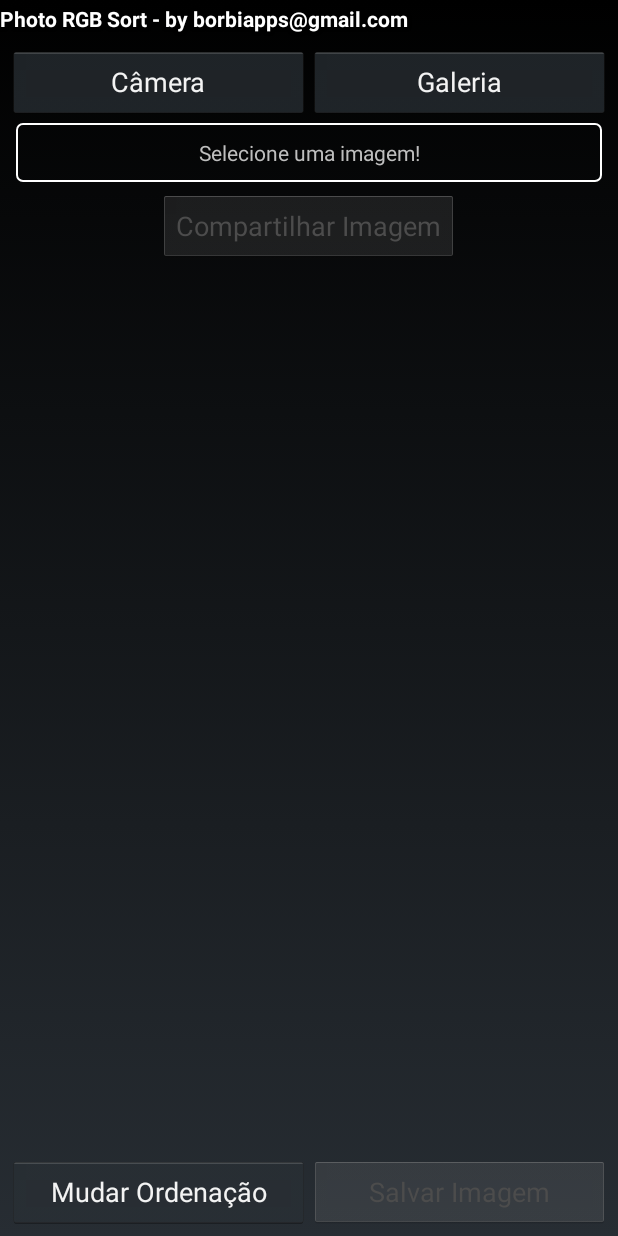
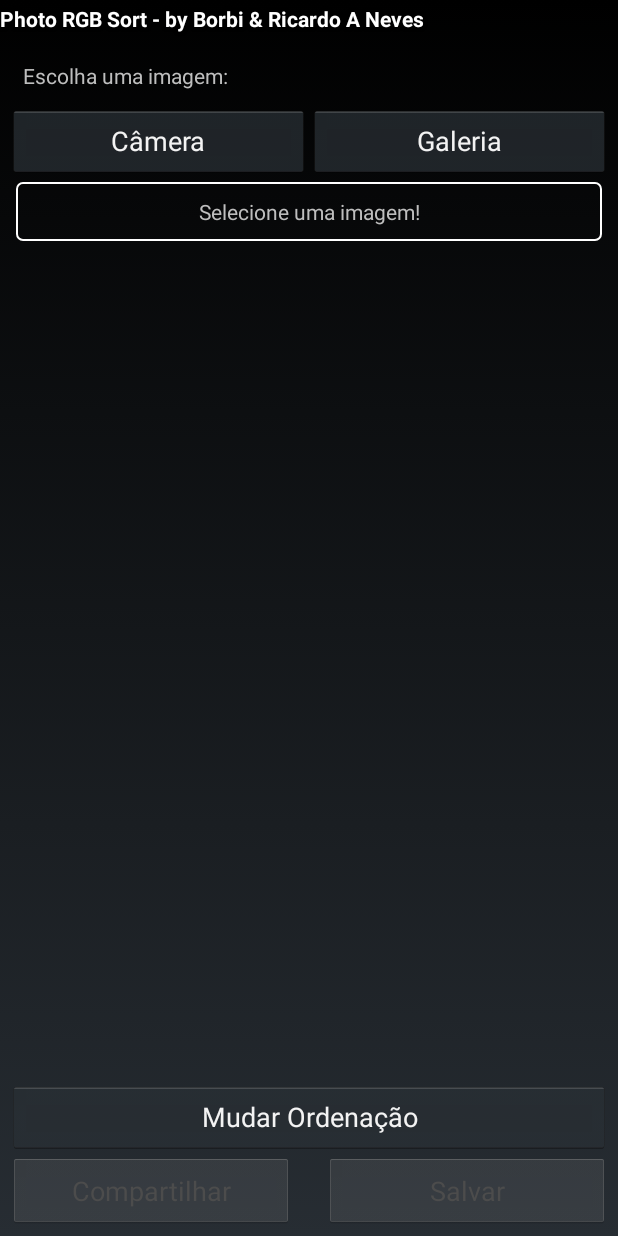
Before and after one commit to itamarborges/photoGenerator, an Android app: the screen it shows after launch (MainActivity), on a phone screen of 412 x 824 dp. Run offline under Robolectric (Android 15) with nearby library versions, the phone set to English and light mode, and no system bars; 1 statement that could not run was skipped.

Commit message:
Better layout

```diff
--- a/app/src/main/java/borbi/br/photorgbsort/fragments/PhotoFragment.java
+++ b/app/src/main/java/borbi/br/photorgbsort/fragments/PhotoFragment.java
@@ -48,7 +48,6 @@ public class PhotoFragment extends Fragment implements View.OnClickListener, Act
     private Intent mIntentCamera;
     private Intent mPhotoPickerIntent;
     private ImageView mPhotoImageView;
-    private Button mShareImage;
 
     private MainActivity mMainActivity;
 
@@ -88,30 +87,7 @@ public class PhotoFragment extends Fragment implements View.OnClickListener, Act
         galleryButton.setOnClickListener(this);
 
         mPhotoImageView = rootView.findViewById(R.id.photoImageView);
-        mShareImage = rootView.findViewById(R.id.shareBtn);
 
-        mShareImage.setOnClickListener(new View.OnClickListener() {
-            @Override
-            public void onClick(View view) {
-                Bitmap bitmap = mMainActivity.mArrayBitmaps.get(mMainActivity.mCurrentOrder);
-                try {
-                    String timeStamp = new SimpleDateFormat("yyyyMMdd_HHmmss").format(new Date());
-                    File file = new File(mContext.getExternalCacheDir(),timeStamp +"image_photo_generator.png");
-                    FileOutputStream fOut = new FileOutputStream(file);
-                    bitmap.compress(Bitmap.CompressFormat.PNG, 100, fOut);
-                    fOut.flush();
-                    fOut.close();
-                    file.setReadable(true, false);
-                    final Intent intent = new Intent(android.content.Intent.ACTION_SEND);
-                    intent.setFlags(Intent.FLAG_ACTIVITY_NEW_TASK);
-                    intent.putExtra(Intent.EXTRA_STREAM, Uri.fromFile(file));
-                    intent.setType("image/png");
-                    startActivity(Intent.createChooser(intent, "Share image via"));
-                } catch (Exception e) {
-                    e.printStackTrace();
-                }
-            }
-        });
 
         return rootView;
     }
--- a/app/src/main/res/layout/activity_main.xml
+++ b/app/src/main/res/layout/activity_main.xml
@@ -15,28 +15,43 @@
         android:layout_width="match_parent"
         android:layout_height="wrap_content"
         android:layout_alignParentBottom="true"
+        android:orientation="vertical"
 
         android:id="@+id/btnLayout">
 
         <Button
-            android:layout_width="0dp"
+            android:layout_width="match_parent"
             android:layout_weight="1"
-            android:layout_height="match_parent"
-            android:text="Mudar Ordenação"
+            android:layout_height="0dp"
+            android:text="@string/change_sort_order"
             android:layout_gravity="bottom"
             android:id="@+id/btnChangeOrder"
             />
 
-
+    <LinearLayout
+        android:layout_width="match_parent"
+        android:layout_height="wrap_content"
+        android:orientation="horizontal">
         <Button
             android:layout_width="0dp"
             android:layout_weight="1"
-            android:layout_height="match_parent"
-            android:text="Salvar Imagem"
+            android:layout_height="50dp"
+            android:text="@string/share"
+            android:layout_gravity="bottom"
+            android:id="@+id/btnShareImage"
+            android:layout_marginEnd="10dp"
+            />
+
+        <Button
+            android:layout_marginStart="10dp"
+            android:layout_width="0dp"
+            android:layout_weight="1"
+            android:layout_height="50dp"
+            android:text="@string/save"
             android:layout_gravity="bottom"
             android:id="@+id/btnSaveImage"
             />
-
+    </LinearLayout>
     </LinearLayout>
 
     <fragment
--- a/app/src/main/res/layout/fragment_photo.xml
+++ b/app/src/main/res/layout/fragment_photo.xml
@@ -8,23 +8,43 @@
     <LinearLayout
         android:layout_width="match_parent"
         android:layout_height="wrap_content"
-        android:orientation="horizontal">
-    <Button
-        android:layout_width="0dp"
-        android:layout_weight="1"
-        android:layout_height="wrap_content"
-        android:text="@string/camera"
-        android:id="@+id/cameraButton"
-        android:layout_gravity="left|top"
-        />
+          android:orientation="vertical">
 
-    <Button
-        android:layout_width="0dp"
-        android:layout_weight="1"
-        android:layout_height="wrap_content"
-        android:text="@string/gallery"
-        android:id="@+id/galleryButton" />
+        <TextView
+            android:layout_width="match_parent"
+            android:layout_height="wrap_content"
+            android:layout_alignParentTop="true"
+            android:id="@+id/txtSourceImage"
+            android:layout_margin="10dp"
+            android:text="@string/choose_image" />
+        <LinearLayout
+            android:layout_width="match_parent"
+            android:layout_height="wrap_content"
+            android:orientation="horizontal">
+
+        <Button
+            android:id="@+id/cameraButton"
+            android:layout_width="100dp"
+            android:layout_height="wrap_content"
+            android:layout_below="@id/txtSourceImage"
+            android:layout_alignParentStart="true"
+            android:layout_weight="1"
+            android:text="@string/camera" />
+
+
+        <Button
+            android:id="@+id/galleryButton"
+            android:layout_width="100dp"
+            android:layout_weight="1"
+            android:layout_height="wrap_content"
+            android:layout_below="@id/txtSourceImage"
+            android:layout_alignParentEnd="true"
+            android:text="@string/gallery" />
+        </LinearLayout>
+
+
     </LinearLayout>
+
     <LinearLayout
         android:layout_width="match_parent"
         android:layout_height="wrap_content"
@@ -37,18 +57,12 @@
             android:id="@+id/statusTextView"
             android:layout_width="match_parent"
             android:layout_height="wrap_content"
-            android:padding="5dp"
+            android:paddingTop="5dp"
+            android:paddingBottom="5dp"
             android:gravity="center"
             android:text="Selecione uma imagem!"/>
 
     </LinearLayout>
-
-    <Button
-        android:id="@+id/shareBtn"
-        android:layout_width="wrap_content"
-        android:layout_height="wrap_content"
-        android:layout_gravity="center"
-        android:text="@string/compartilhar_imagem" />
 
     <ImageView
         android:id="@+id/photoImageView"
--- a/app/src/main/res/values/strings.xml
+++ b/app/src/main/res/values/strings.xml
@@ -1,6 +1,6 @@
 <resources>
     <string name="app_name">Photo RGB Sort</string>
-    <string name="app_name_email">Photo RGB Sort - by borbiapps@gmail.com</string>
+    <string name="app_name_email">Photo RGB Sort - by Borbi &amp; Ricardo A Neves</string>
     <string name="cameraFailed">A captura de imagem falhou. Por favor, tente novamente.</string>
     <string name="cameraNoPermission">Não foi possível tirar a foto pois a permissão da câmera foi revogada.</string>
     <string name="camera">Câmera</string>
@@ -9,4 +9,8 @@
     <string name="warning_memory_size">Seu dispositivo não está com memória disponível para realizar a ordenação. Tente utilizar imagens menores ou fechar outros aplicativos!</string>
     <string name="warning_image_too_big">A imagem está sendo redimensionada por ser muito grande</string>
     <string name="compartilhar_imagem">Compartilhar Imagem</string>
+    <string name="choose_image">Escolha uma imagem:</string>
+    <string name="share">Compartilhar</string>
+    <string name="save">Salvar</string>
+    <string name="change_sort_order">Mudar Ordenação</string>
 </resources>
```
Also changed, not shown: app/build.gradle (+7 -3 lines), app/src/main/java/borbi/br/photorgbsort/MainActivity.java (+66 -51 lines).
